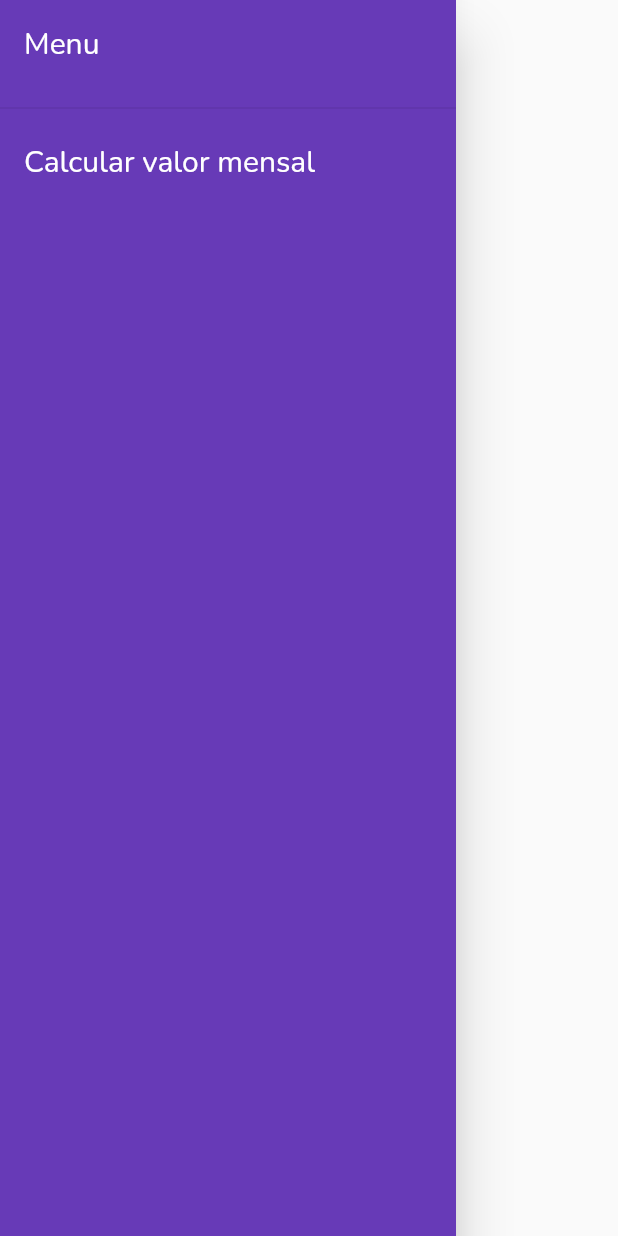
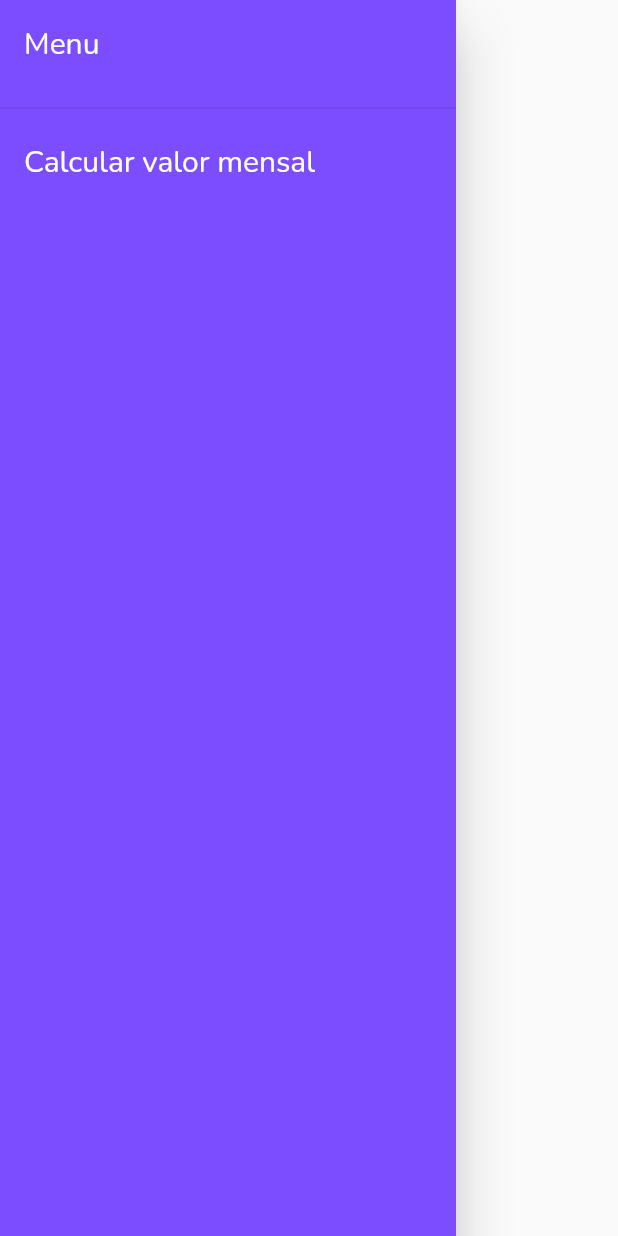
Before and after one commit to igortauhan/TIDIII-APP, a Flutter app: the DefaultDrawer widget shown alone on an empty page, opened directly, on a phone screen of 412 x 824 dp. Run offline on Flutter 3.47's test engine with Material 2 defaults, Android fonts, the phone set to English and light mode, and no system bars; network calls fail.

Commit message:
Adjust Drawer color

```diff
--- a/lib/application/default_drawer.dart
+++ b/lib/application/default_drawer.dart
@@ -13,7 +13,7 @@ class _DefaultDrawerState extends State<DefaultDrawer> {
   @override
   Widget build(BuildContext context) {
     return Drawer(
-      backgroundColor: Colors.deepPurple,
+      backgroundColor: Colors.deepPurpleAccent,
       child: ListView(
         children: [
           SizedBox(
```
Also changed, not shown: lib/pages/home_page.dart (+2 -18 lines).
